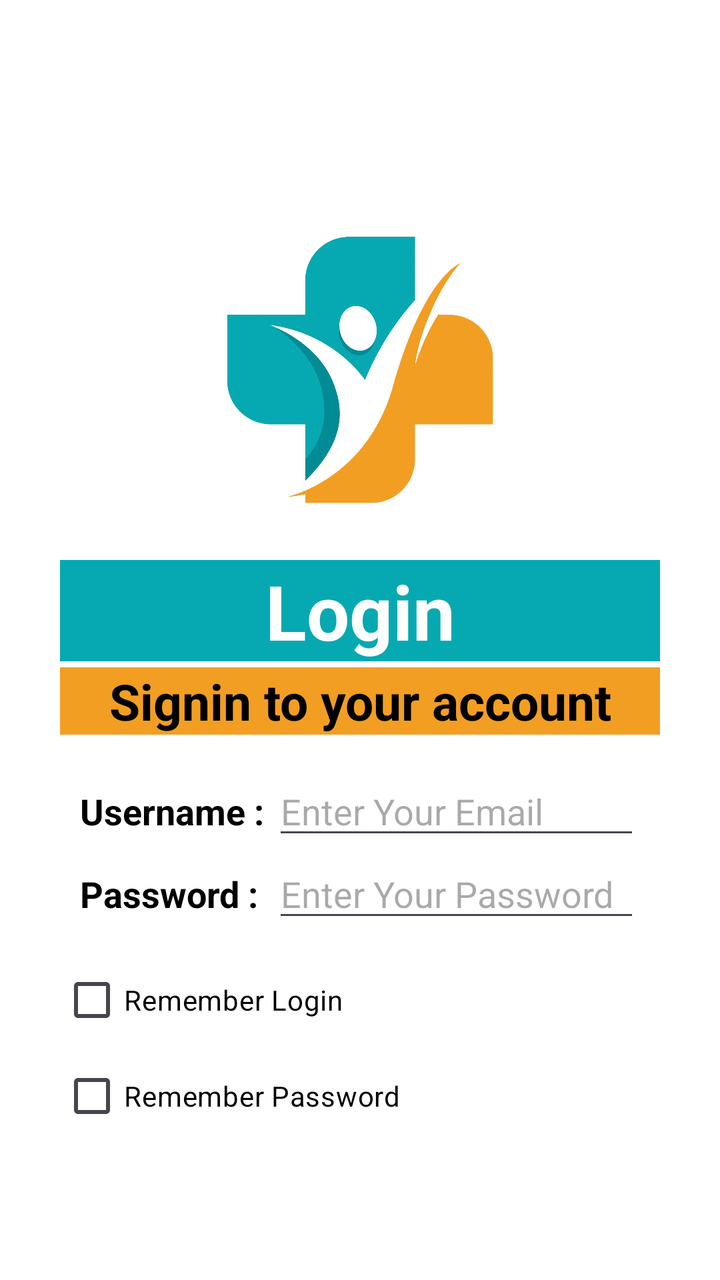
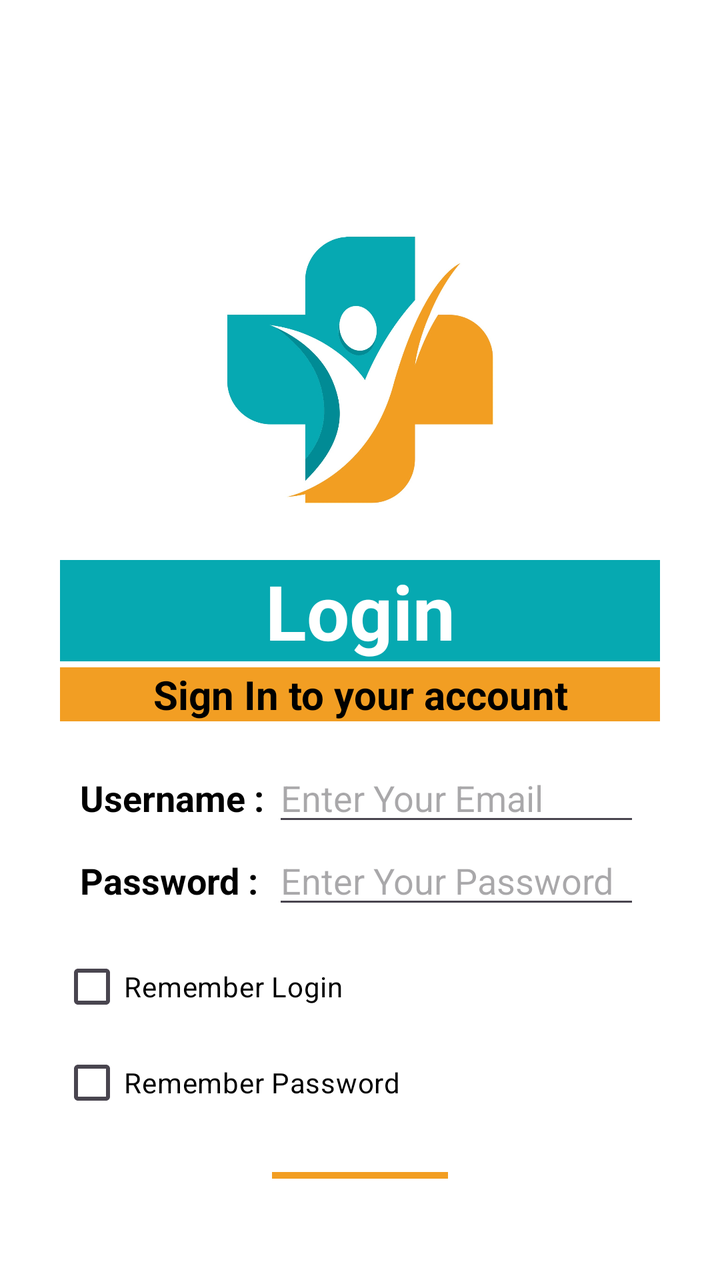

Two renders of the same Android screen: before a commit and after it. Below are the layout's source before the change and the commit's diff.
<!-- AndroidManifest.xml: application theme Theme.DoctorRank223410 -->
<!-- res/layout/activity_login_page.xml -->
<?xml version="1.0" encoding="utf-8"?>
<LinearLayout

    xmlns:android="http://schemas.android.com/apk/res/android"
    xmlns:app="http://schemas.android.com/apk/res-auto"
    xmlns:tools="http://schemas.android.com/tools"

    android:id="@+id/main"
    android:layout_width="match_parent"
    android:layout_height="match_parent"
    android:orientation="vertical"
    android:background="#FFFFFF"
    android:padding="30dp"
    tools:context=".LoginPage">


    <ImageView
        android:layout_marginTop="80dp"
        android:layout_width="150dp"
        android:layout_height="150dp"
        android:layout_gravity="center"
        android:contentDescription="Logo"
        android:layout_marginBottom="20dp"
        android:src="@drawable/logo"/>



    <LinearLayout
        android:layout_width="match_parent"
        android:layout_height="wrap_content"
        android:orientation="vertical"
        android:layout_marginBottom="3dp">

        <TextView
            android:layout_width="match_parent"
            android:layout_height="0dp"
            android:layout_weight="3"
            android:gravity="center"
            android:text="Login"
            android:textSize="38dp"
            android:textColor="@color/white"
            android:textStyle="bold"
            android:background="#06a9b1"
            android:layout_marginBottom="3dp"/>

        <TextView
            android:layout_width="match_parent"
            android:layout_height="0dp"
            android:layout_weight="2"
            android:gravity="center"
            android:text="Signin to your account"
            android:textSize="25dp"
            android:textColor="#000000"
            android:background="#f29e23"
            android:textStyle="bold"
            android:layout_marginBottom="3dp"/>
    </LinearLayout>


    <TableLayout
        android:layout_width="match_parent"
        android:layout_height="wrap_content"
        android:orientation="vertical"
        android:padding="10dp">


    <TableRow
        android:layout_width="match_parent"
        android:layout_height="wrap_content"
        android:orientation="horizontal">

        <TextView
            android:layout_width="wrap_content"
            android:layout_height="wrap_content"
            android:text="Username : "
            android:textColor="#000000"
            android:textStyle="bold"
            android:textSize="18dp"/>

        <EditText
            android:id="@+id/etUsername"
            android:layout_width="0dp"
            android:textColor="#000000"
            android:layout_height="wrap_content"
            android:hint="Enter Your Email"
            android:layout_weight="1"/>

    </TableRow>


    <TableRow
        android:layout_width="match_parent"
        android:layout_height="wrap_content"
        android:orientation="horizontal">

        <TextView
            android:layout_width="wrap_content"
            android:layout_height="wrap_content"
            android:text="Password : "
            android:textColor="#000000"
            android:textStyle="bold"
            android:textSize="18dp"/>

        <EditText
            android:id="@+id/etPassword"
            android:layout_width="0dp"
            android:layout_height="wrap_content"
            android:hint="Enter Your Password"
            android:textColor="#000000"
            android:layout_weight="1"
            android:inputType="numberPassword"
            android:maxLength="32"/>

    </TableRow>
    </TableLayout>

    <CheckBox
        android:id="@+id/cbRememberLogin"
        android:layout_width="match_parent"
        android:layout_height="wrap_content"
        android:textColor="#000000"
        android:text="Remember Login "/>


    <CheckBox
        android:id="@+id/cbRememberPass"
        android:layout_width="match_parent"
        android:layout_height="wrap_content"
        android:textColor="#000000"
        android:layout_marginBottom="20dp"
        android:text="Remember Password "/>

    <Button
        android:id="@+id/btLogin"
        android:layout_width="wrap_content"
        android:layout_height="wrap_content"
        android:text="Login"
        android:textColor="#000000"
        android:backgroundTint="#f29e23"
        android:layout_marginBottom="20dp"
        android:layout_gravity="center"/>
    <TextView
        android:layout_width="match_parent"
        android:layout_height="wrap_content"
        android:gravity="center"
        android:text="Don't Have An Account"
        android:textSize="15sp"
        android:textColor="#000000"
        android:textStyle="bold"
        android:layout_marginBottom="3dp"/>
    <Button
        android:id="@+id/btRegister"
        android:layout_width="wrap_content"
        android:layout_height="wrap_content"
        android:text="Register"
        android:textColor="#000000"
        android:backgroundTint="#f29e23"
        android:layout_gravity="center"/>


</LinearLayout>
<!-- resources referenced by this layout -->
<resources>
  <color name="white">#FFFFFF</color>
  <!-- drawable logo: jpg bitmap (drawable, 74996 bytes) -->
  <style name="Theme.DoctorRank223410" parent="Base.Theme.DoctorRank223410" />
  <style name="Base.Theme.DoctorRank223410" parent="Theme.Material3.DayNight.NoActionBar">
          
          
      </style>
</resources>

<!-- the commit's change to res/layout/activity_login_page.xml (unified diff, before → after) -->
@@ -48,8 +48,8 @@
             android:layout_height="0dp"
             android:layout_weight="2"
             android:gravity="center"
-            android:text="Signin to your account"
-            android:textSize="25dp"
+            android:text="Sign In to your account"
+            android:textSize="20sp"
             android:textColor="#000000"
             android:background="#f29e23"
             android:textStyle="bold"
